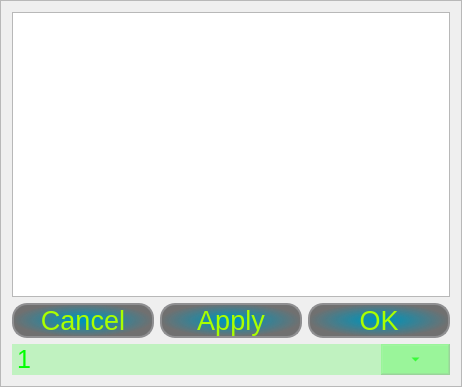
First picture: the form in iDom_Client/frameoptions.ui, repository cyniu88/QT_kurs, before the edit.
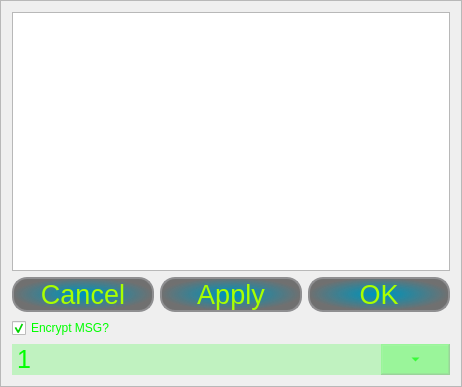
Second picture: the form after the edit. Icons and pictures are not drawn.

Patch:
```diff
--- a/iDom_Client/frameoptions.ui
+++ b/iDom_Client/frameoptions.ui
@@ -23,13 +23,6 @@
    <enum>QFrame::Raised</enum>
   </property>
   <layout class="QGridLayout" name="gridLayout">
-   <item row="0" column="0">
-    <widget class="QTextEdit" name="textEditCommandList">
-     <property name="styleSheet">
-      <string notr="true">color: rgb(0, 255, 0);</string>
-     </property>
-    </widget>
-   </item>
    <item row="1" column="0">
     <layout class="QHBoxLayout" name="horizontalLayout">
      <item>
@@ -109,7 +102,14 @@
      </item>
     </layout>
    </item>
-   <item row="2" column="0">
+   <item row="0" column="0">
+    <widget class="QTextEdit" name="textEditCommandList">
+     <property name="styleSheet">
+      <string notr="true">color: rgb(0, 255, 0);</string>
+     </property>
+    </widget>
+   </item>
+   <item row="3" column="0">
     <widget class="QComboBox" name="fontSize">
      <property name="styleSheet">
       <string notr="true">
@@ -205,6 +205,22 @@
      </item>
     </widget>
    </item>
+   <item row="2" column="0">
+    <widget class="QCheckBox" name="encryptCheckBox">
+     <property name="styleSheet">
+      <string notr="true">color: rgb(0, 255, 0);</string>
+     </property>
+     <property name="text">
+      <string>Encrypt MSG?</string>
+     </property>
+     <property name="checkable">
+      <bool>true</bool>
+     </property>
+     <property name="checked">
+      <bool>true</bool>
+     </property>
+    </widget>
+   </item>
   </layout>
  </widget>
  <resources/>
```
